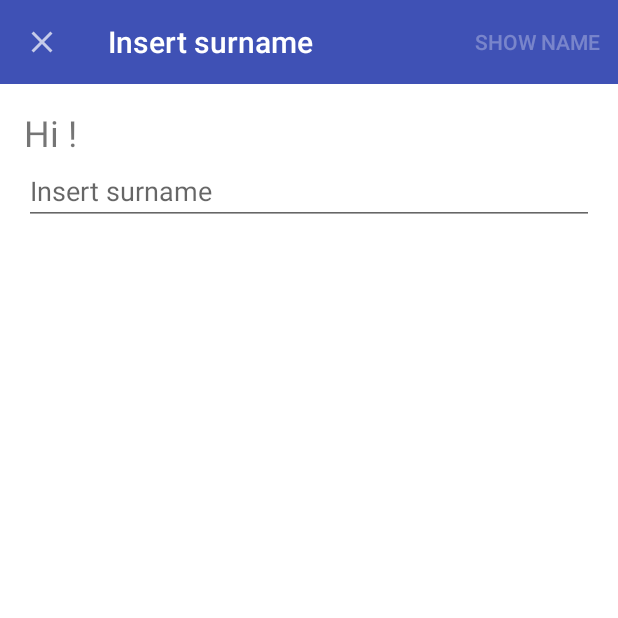
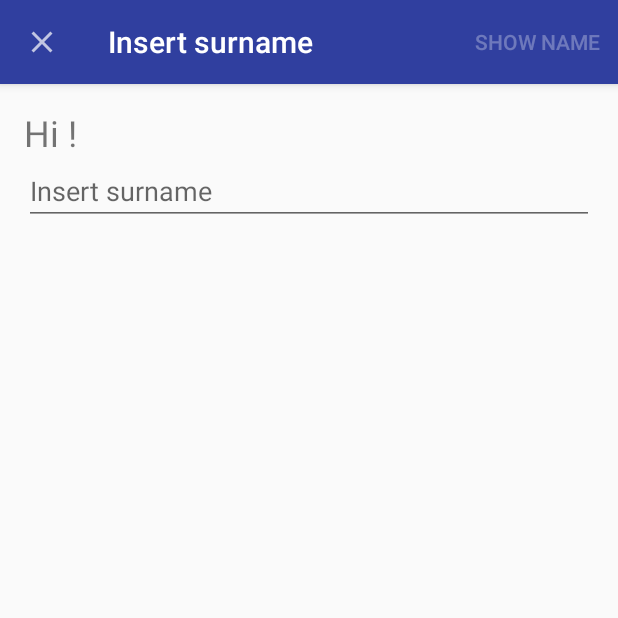
Before and after one commit to franmontiel/FullScreenDialog, an Android app: the screen it shows after launch (MainActivity), after a tap on "OPEN SURNAME DIALOG", on a phone screen of 412 x 824 dp, the top half of it. Run offline under Robolectric (Android 15) with nearby library versions, the phone set to English and light mode, and no system bars.

Commit message:
Added FullScreenDialogToolbar to style the toolbar. Now the dialog uses the Theme windowBackground value for its background. Fixed the problem of the nested content fragment being removed during the out animation (using a fake animation with the same duration of the one used by the parent fragment).

```diff
--- a/library/src/main/java/com/franmontiel/fullscreendialog/FullScreenDialogFragment.java
+++ b/library/src/main/java/com/franmontiel/fullscreendialog/FullScreenDialogFragment.java
@@ -3,6 +3,7 @@ package com.franmontiel.fullscreendialog;
 import android.annotation.SuppressLint;
 import android.app.Dialog;
 import android.content.Context;
+import android.content.res.Resources;
 import android.content.res.TypedArray;
 import android.graphics.drawable.Drawable;
 import android.os.Bundle;
@@ -15,10 +16,14 @@ import android.support.v4.app.FragmentActivity;
 import android.support.v4.app.FragmentManager;
 import android.support.v4.app.FragmentTransaction;
 import android.support.v4.content.ContextCompat;
+import android.support.v4.content.res.ResourcesCompat;
 import android.support.v4.graphics.drawable.DrawableCompat;
+import android.support.v4.view.ViewCompat;
 import android.support.v7.app.ActionBar;
 import android.support.v7.app.AppCompatActivity;
+import android.support.v7.app.WindowDecorActionBar;
 import android.support.v7.widget.Toolbar;
+import android.util.TypedValue;
 import android.view.LayoutInflater;
 import android.view.Menu;
 import android.view.MenuItem;
@@ -97,8 +102,27 @@ public class FullScreenDialogFragment extends DialogFragment {
             hideActivityActionBar(savedInstanceState == null);
 
         View view = inflater.inflate(R.layout.full_screen_dialog, container, false);
+
         initToolbar(view);
+
+        if (fullScreen)
+            setThemeBackground(view);
+
         return view;
+    }
+
+    private void setThemeBackground(View view) {
+        TypedValue a = new TypedValue();
+        getActivity().getTheme().resolveAttribute(android.R.attr.windowBackground, a, true);
+        if (a.type >= TypedValue.TYPE_FIRST_COLOR_INT && a.type <= TypedValue.TYPE_LAST_COLOR_INT) {
+            view.setBackgroundColor(a.data);
+        } else {
+            try {
+                Drawable d = ResourcesCompat.getDrawable(getActivity().getResources(), a.resourceId, getActivity().getTheme());
+                ViewCompat.setBackground(view, d);
+            } catch (Resources.NotFoundException ignore) {
+            }
+        }
     }
 
     private void initToolbar(View view) {
@@ -160,7 +184,11 @@ public class FullScreenDialogFragment extends DialogFragment {
         super.onActivityCreated(savedInstanceState);
 
         if (savedInstanceState == null)
-            getChildFragmentManager().beginTransaction().add(R.id.content, content).commitNow();
+            getChildFragmentManager()
+                    .beginTransaction()
+                    .setCustomAnimations(R.anim.none, 0, 0, R.anim.none)
+                    .add(R.id.content, content)
+                    .commitNow();
 
     }
 
@@ -204,14 +232,15 @@ public class FullScreenDialogFragment extends DialogFragment {
         FragmentActivity activity = getActivity();
         if (activity instanceof AppCompatActivity) {
             ActionBar actionBar = ((AppCompatActivity) activity).getSupportActionBar();
-            if (actionBar != null) {
+            if (actionBar != null && actionBar instanceof WindowDecorActionBar) {
                 actionBar.setShowHideAnimationEnabled(true);
                 actionBar.show();
             }
-        }
+        } else {
             android.app.ActionBar actionBar = activity.getActionBar();
             if (actionBar != null) {
                 actionBar.show();
+            }
         }
     }
 
@@ -219,14 +248,15 @@ public class FullScreenDialogFragment extends DialogFragment {
         FragmentActivity activity = getActivity();
         if (activity instanceof AppCompatActivity) {
             ActionBar actionBar = ((AppCompatActivity) activity).getSupportActionBar();
-            if (actionBar != null) {
+            if (actionBar != null && actionBar instanceof WindowDecorActionBar) {
                 actionBar.setShowHideAnimationEnabled(animate);
                 actionBar.hide();
             }
-        }
+        } else {
             android.app.ActionBar actionBar = activity.getActionBar();
             if (actionBar != null) {
                 actionBar.hide();
+            }
         }
     }
 
--- a/library/src/main/res-public/values/strings.xml
+++ /dev/null
@@ -1,3 +0,0 @@
-<resources>
-    <string name="full_screen_dialog_lib">FullScreenDialog</string>
-</resources>
--- /dev/null
+++ b/library/src/main/res-public/values/styles.xml
@@ -0,0 +1,5 @@
+<resources>
+
+    <style name="FullScreenDialogToolbar" parent="Widget.AppCompat.Toolbar" />
+
+</resources>
--- /dev/null
+++ b/library/src/main/res/anim/none.xml
@@ -0,0 +1,7 @@
+<?xml version="1.0" encoding="utf-8"?>
+<set xmlns:android="http://schemas.android.com/apk/res/android">
+    <translate
+        android:duration="@android:integer/config_mediumAnimTime"
+        android:fromXDelta="0"
+        android:toXDelta="0" />
+</set>
--- a/library/src/main/res/layout/full_screen_dialog.xml
+++ b/library/src/main/res/layout/full_screen_dialog.xml
@@ -1,14 +1,17 @@
 <?xml version="1.0" encoding="utf-8"?>
 <RelativeLayout xmlns:android="http://schemas.android.com/apk/res/android"
+    xmlns:tools="http://schemas.android.com/tools"
     android:layout_width="match_parent"
     android:layout_height="match_parent"
     android:clickable="true">
 
     <android.support.v7.widget.Toolbar
         android:id="@+id/toolbar"
-        style="?attr/toolbarStyle"
+        style="@style/FullScreenDialogToolbar"
         android:layout_width="match_parent"
-        android:layout_height="?attr/actionBarSize" />
+        android:layout_height="?attr/actionBarSize"
+        android:elevation="4dp"
+        tools:targetApi="lollipop" />
 
     <FrameLayout
         android:id="@+id/content"
--- a/library/src/main/res/values/public.xml
+++ b/library/src/main/res/values/public.xml
@@ -1,3 +1,3 @@
 <resources>
-    <public name="full_screen_dialog_lib" type="string" />
+    <public name="FullScreenDialogToolbar" type="style" />
 </resources>
--- a/sample/src/main/res/layout/surname_fragment.xml
+++ b/sample/src/main/res/layout/surname_fragment.xml
@@ -4,7 +4,6 @@
     android:id="@+id/activity_main"
     android:layout_width="match_parent"
     android:layout_height="match_parent"
-    android:background="@android:color/white"
     android:orientation="vertical"
     android:paddingBottom="@dimen/activity_vertical_margin"
     android:paddingLeft="@dimen/activity_horizontal_margin"
--- a/sample/src/main/res/values/styles.xml
+++ b/sample/src/main/res/values/styles.xml
@@ -2,15 +2,13 @@
 
     <!-- Base application theme. -->
     <style name="AppTheme" parent="Theme.AppCompat.Light.DarkActionBar">
-        <!-- Customize your theme here. -->
         <item name="colorPrimary">@color/colorPrimary</item>
         <item name="colorPrimaryDark">@color/colorPrimaryDark</item>
         <item name="colorAccent">@color/colorAccent</item>
-        <item name="toolbarStyle">@style/Toolbar</item>
     </style>
 
-    <style name="Toolbar" parent="Widget.AppCompat.Toolbar">
-        <item name="android:background">@color/colorPrimary</item>
+    <style name="FullScreenDialogToolbar">
+        <item name="android:background">@color/colorPrimaryDark</item>
         <item name="popupTheme">@style/ThemeOverlay.AppCompat.Light</item>
         <item name="android:theme">@style/ThemeOverlay.AppCompat.Dark</item>
     </style>
```
Lines whose indentation alone changed are shown as unchanged.
